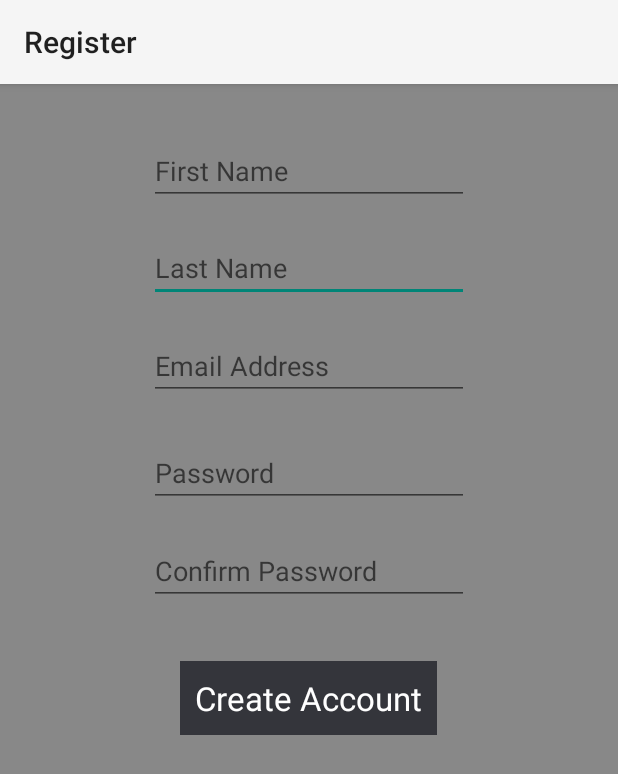
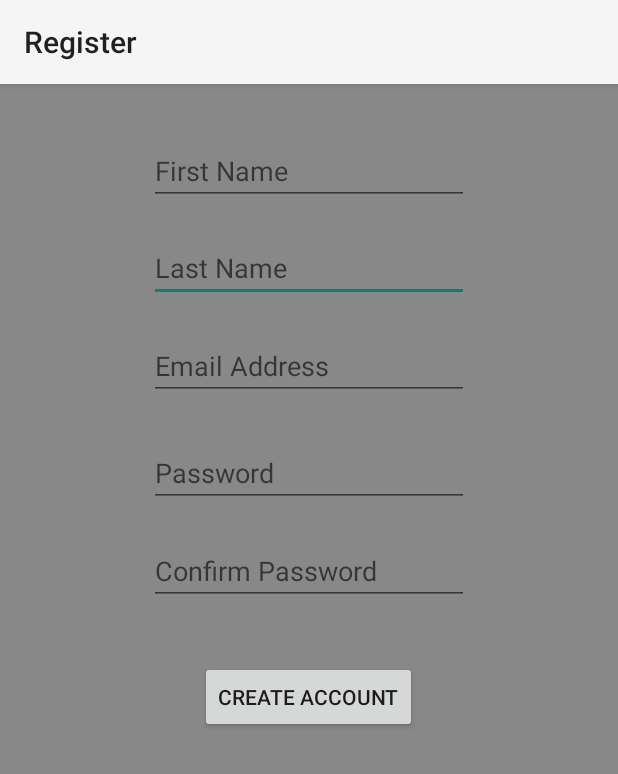
Before and after one commit to brvowell/FanBase, an Android app: the RegisterScreenActivity screen opened directly, with no data from a screen before it, on a phone screen of 412 x 824 dp. Shown: the top 774 px of the screen. Run offline under Robolectric (Android 15) with nearby library versions, the phone set to English and light mode, and no system bars; our stand-ins replace Firebase (no records; nobody signed in at launch, a user with empty details on screens opened directly).

Commit message:
Fixed Button Bug

```diff
--- a/app/build.gradle
+++ b/app/build.gradle
@@ -28,9 +28,9 @@ dependencies {
         exclude group: 'com.android.support', module: 'support-annotations'
     })
     compile 'com.android.support:appcompat-v7:25.2.0'
-    compile 'com.google.android.gms:play-services:9.8.0'
-    compile 'com.google.firebase:firebase-auth:9.8.0'
-    compile 'com.google.firebase:firebase-core:9.8.0'
+    compile 'com.google.android.gms:play-services:9.6.1'
+    compile 'com.google.firebase:firebase-auth:9.6.1'
+    compile 'com.google.firebase:firebase-core:9.6.1'
     compile 'com.github.delight-im:Android-SimpleLocation:v1.0.1'
     testCompile 'junit:junit:4.12'
 }
--- a/app/src/main/res/values/styles.xml
+++ b/app/src/main/res/values/styles.xml
@@ -1,10 +1,10 @@
 <resources>
 
-    <style name="AppBaseTheme" parent="@style/Theme.AppCompat.Light"> </style>
+    <style name="AppTheme" parent="@style/Theme.AppCompat.Light"> </style>
 
     <!-- Application theme. -->
-    <style name="AppTheme" parent="AppBaseTheme">
-        <!-- All customizations that are NOT specific to a particular API-level can go here. -->
+   <!-- <style name="AppTheme" parent="AppBaseTheme">
+        All customizations that are NOT specific to a particular API-level can go here.
         <item name="android:textColor">@color/themeBlack</item>
         <item name="android:windowBackground">@color/white</item>
         <item name="android:colorBackground">@color/themeSilver</item>
@@ -26,7 +26,7 @@
         <item name="android:textSize">22dp</item>
         <item name="android:background">@color/themeBlack</item>
         <item name="android:padding">10dp</item>
-    </style>
+    </style> -->
 
 
 </resources>
```
Also changed, not shown: app/src/main/res/layout/activity_tailgate_info.xml (+10 -5 lines).
